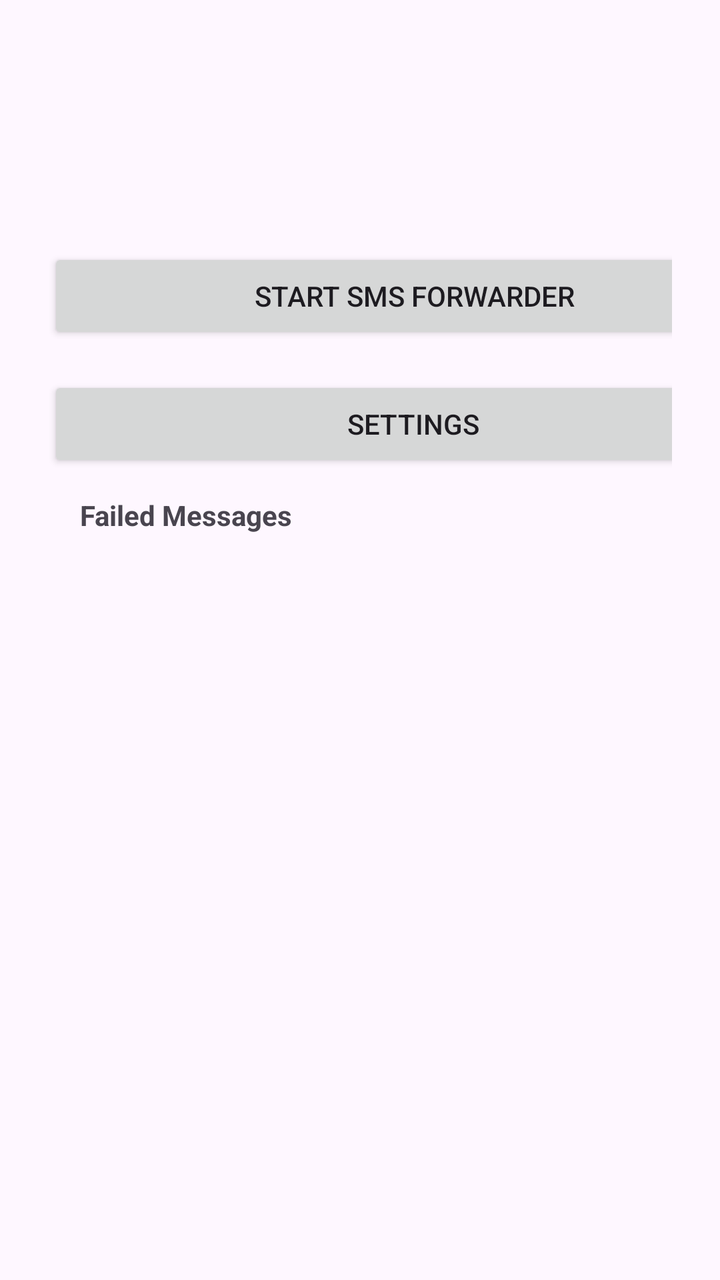
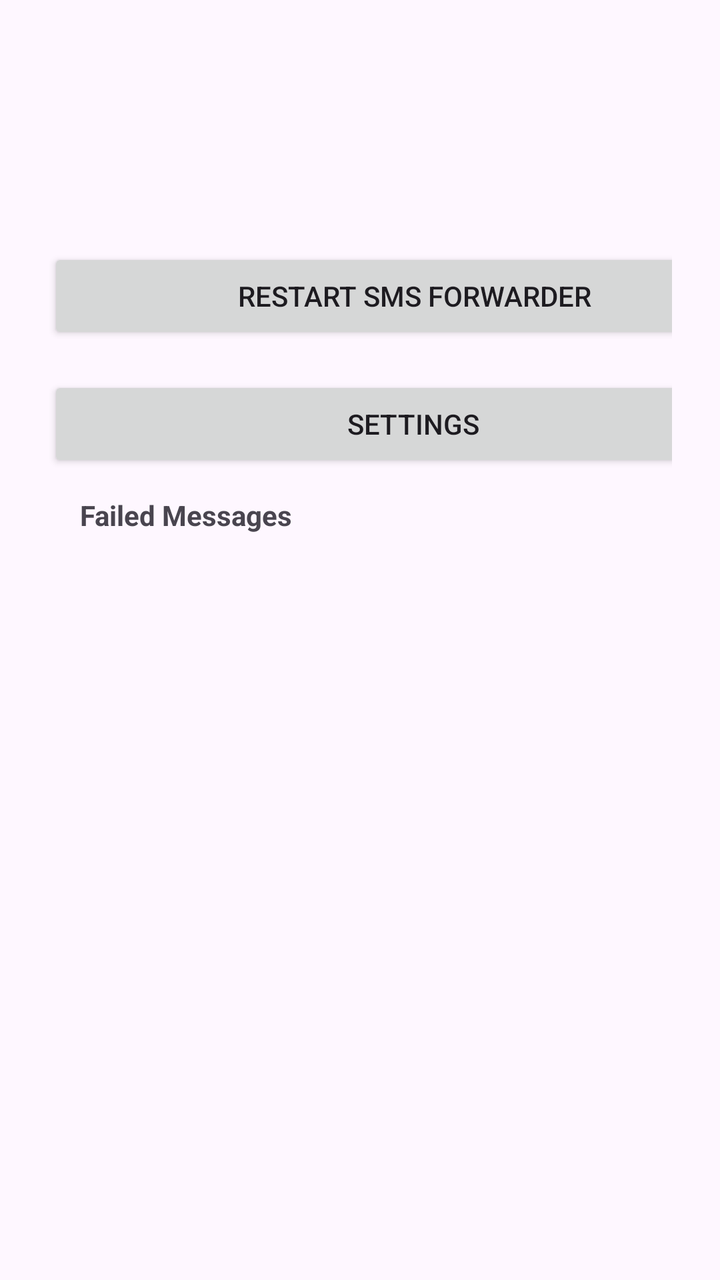

Before-and-after screenshots of an Android layout around one commit, followed by the original layout XML and the change that was made.
<!-- AndroidManifest.xml: activity theme Theme.Material3.DayNight.NoActionBar -->
<!-- res/layout/activity_main.xml -->
<LinearLayout xmlns:android="http://schemas.android.com/apk/res/android"
    android:layout_width="match_parent"
    android:layout_height="match_parent"
    android:orientation="vertical"
    android:padding="24dp">

    <Button
        android:id="@+id/btnStartService"
        android:layout_width="366dp"
        android:layout_height="wrap_content"
        android:layout_marginTop="100dp"
        android:text="Start SMS Forwarder" />

    <Button
        android:id="@+id/btnSettings"
        android:layout_width="365dp"
        android:layout_height="wrap_content"
        android:layout_marginTop="16dp"
        android:text="Settings" />

    <TextView
        android:id="@+id/tvFailedLabel"
        android:layout_width="match_parent"
        android:layout_height="wrap_content"
        android:text="Failed Messages"
        android:textStyle="bold"
        android:paddingStart="16dp"
        android:paddingTop="12dp"
        android:paddingBottom="4dp" />

    <ListView
        android:id="@+id/listFailedMessages"
        android:layout_width="match_parent"
        android:layout_height="0dp"
        android:layout_weight="1"
        android:divider="@android:color/darker_gray"
        android:dividerHeight="1dp" />

</LinearLayout>
<!-- resources referenced by this layout -->
<resources>

</resources>

<!-- the commit's change to res/layout/activity_main.xml (unified diff, before → after) -->
@@ -9,7 +9,7 @@
         android:layout_width="366dp"
         android:layout_height="wrap_content"
         android:layout_marginTop="100dp"
-        android:text="Start SMS Forwarder" />
+        android:text="Restart SMS Forwarder" />
 
     <Button
         android:id="@+id/btnSettings"
